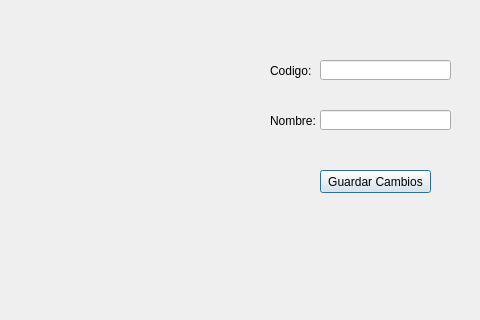
The window that admindialog.ui (jcespinoza/JCAirlines) describes before a commit, drawn with Qt 5; both pictures show x 720 to 1200 and y 0 to 320 of the 1200 by 680 pixel window.
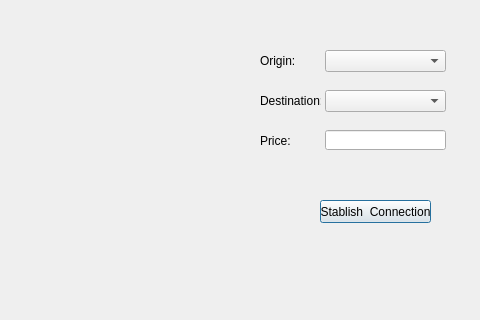
The same window after the commit.

Patch:
```diff
--- a/admindialog.ui
+++ b/admindialog.ui
@@ -37,38 +37,31 @@
     </property>
    </layout>
   </widget>
-  <widget class="QLineEdit" name="lineEdit">
-   <property name="geometry">
-    <rect>
-     <x>1040</x>
-     <y>60</y>
-     <width>131</width>
-     <height>20</height>
-    </rect>
-   </property>
-  </widget>
   <widget class="QLabel" name="label">
    <property name="geometry">
     <rect>
-     <x>990</x>
-     <y>60</y>
-     <width>46</width>
+     <x>980</x>
+     <y>90</y>
+     <width>61</width>
      <height>21</height>
     </rect>
    </property>
    <property name="text">
-    <string>Codigo:</string>
+    <string>Destination:</string>
    </property>
   </widget>
   <widget class="QLineEdit" name="lineEdit_2">
    <property name="geometry">
     <rect>
-     <x>1040</x>
-     <y>110</y>
-     <width>131</width>
+     <x>1045</x>
+     <y>130</y>
+     <width>121</width>
      <height>20</height>
     </rect>
    </property>
+   <property name="inputMask">
+    <string>NNNN</string>
+   </property>
    <property name="text">
     <string/>
    </property>
@@ -76,27 +69,60 @@
   <widget class="QLabel" name="label_2">
    <property name="geometry">
     <rect>
-     <x>990</x>
-     <y>110</y>
-     <width>46</width>
+     <x>980</x>
+     <y>130</y>
+     <width>51</width>
      <height>21</height>
     </rect>
    </property>
    <property name="text">
-    <string>Nombre:</string>
+    <string>Price:</string>
    </property>
   </widget>
   <widget class="QPushButton" name="pushButton">
    <property name="geometry">
     <rect>
      <x>1040</x>
-     <y>170</y>
+     <y>200</y>
      <width>111</width>
      <height>23</height>
     </rect>
    </property>
    <property name="text">
-    <string>Guardar Cambios</string>
+    <string>Stablish  Connection</string>
+   </property>
+  </widget>
+  <widget class="QComboBox" name="destCbo">
+   <property name="geometry">
+    <rect>
+     <x>1045</x>
+     <y>90</y>
+     <width>121</width>
+     <height>22</height>
+    </rect>
+   </property>
+  </widget>
+  <widget class="QComboBox" name="originCbo">
+   <property name="geometry">
+    <rect>
+     <x>1045</x>
+     <y>50</y>
+     <width>121</width>
+     <height>22</height>
+    </rect>
+   </property>
+  </widget>
+  <widget class="QLabel" name="label_3">
+   <property name="geometry">
+    <rect>
+     <x>980</x>
+     <y>50</y>
+     <width>61</width>
+     <height>21</height>
+    </rect>
+   </property>
+   <property name="text">
+    <string>Origin:</string>
    </property>
   </widget>
  </widget>
```
Left out of the diff: 4 changed lines with no effect on the pictures.
